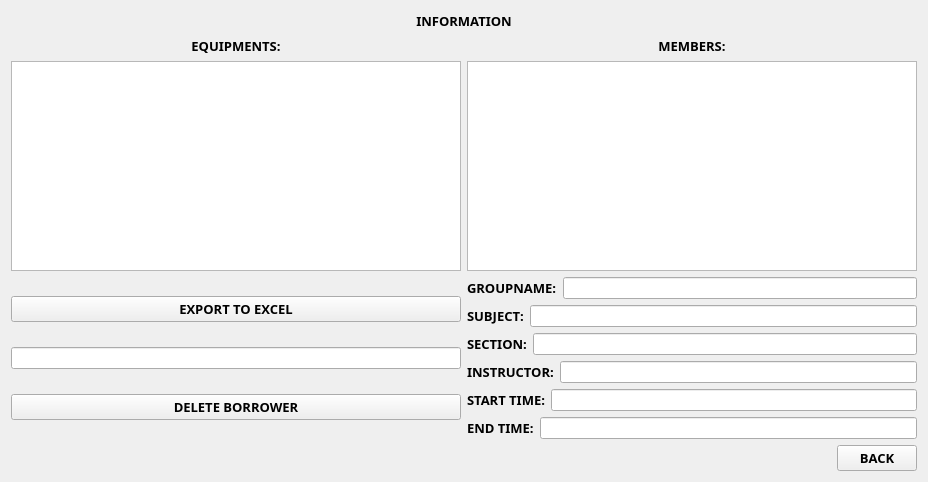
Old version of the form infopopup.ui in the repository markytools/sume-borrower-app.
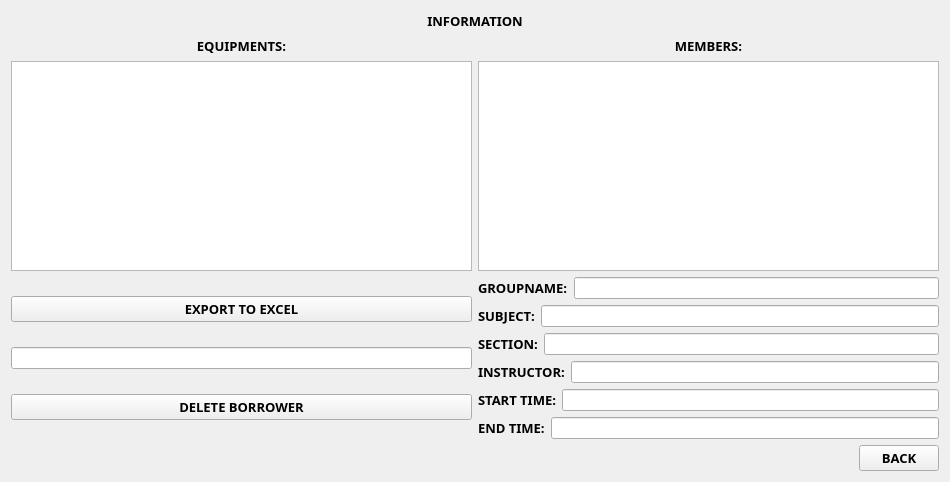
New version of the form.

Diff of the .ui file:
```diff
--- a/infopopup.ui
+++ b/infopopup.ui
@@ -6,13 +6,13 @@
    <rect>
     <x>0</x>
     <y>0</y>
-    <width>928</width>
+    <width>950</width>
     <height>482</height>
    </rect>
   </property>
   <property name="minimumSize">
    <size>
-    <width>928</width>
+    <width>950</width>
     <height>482</height>
    </size>
   </property>
@@ -178,7 +178,10 @@
           </widget>
          </item>
          <item>
-          <widget class="QLineEdit" name="ItemsReturned">
+          <widget class="QLineEdit" name="itemsReturned">
+           <property name="alignment">
+            <set>Qt::AlignCenter</set>
+           </property>
            <property name="readOnly">
             <bool>true</bool>
            </property>
```
Left out of the diff: 2 changed lines with no effect on the pictures.
